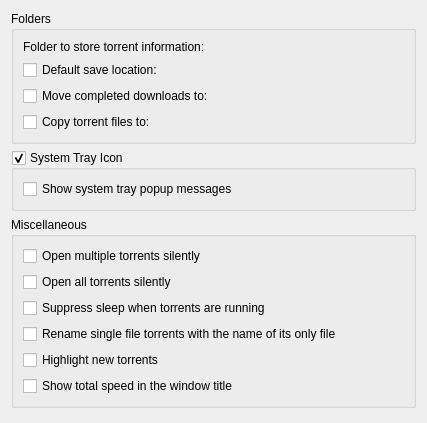
Qt form ktorrent/pref/generalpref.ui (KDE/ktorrent) before a commit.
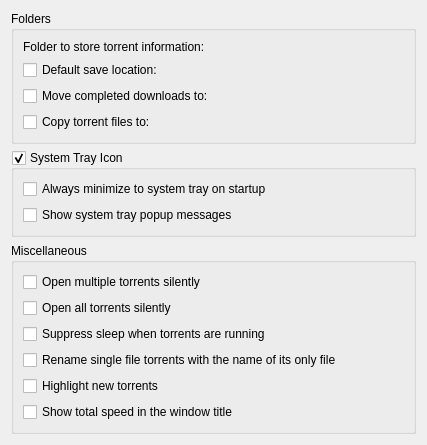
The same form after that commit. Custom widgets are drawn as their Qt base class.

Commit message: Minimize to system tray as option

```diff
--- a/ktorrent/pref/generalpref.ui
+++ b/ktorrent/pref/generalpref.ui
@@ -94,6 +94,16 @@
       <bool>true</bool>
      </property>
      <layout class="QVBoxLayout">
+      <item>
+       <widget class="QCheckBox" name="kcfg_alwaysMinimizeToSystemTray">
+        <property name="toolTip">
+         <string>Whether or not to always minimize to system tray on startup.</string>
+        </property>
+        <property name="text">
+         <string>Always minimize to system tray on startup</string>
+        </property>
+       </widget>
+      </item>
       <item>
        <widget class="QCheckBox" name="kcfg_showPopups">
         <property name="toolTip">
```
The commit also changes 4 other files.
